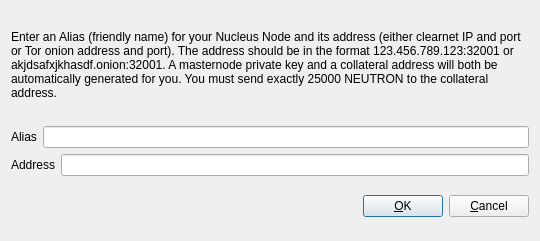
Old version of the form src/qt/forms/addeditadrenalinenode.ui in the repository neutroncoin/neutron.
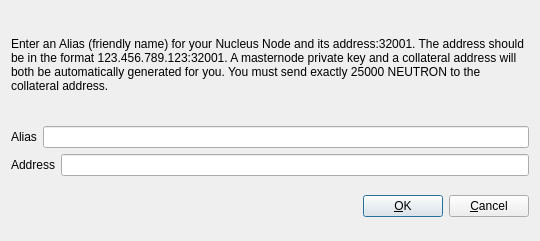
New version of the form.

Diff of the .ui file:
```diff
--- a/src/qt/forms/addeditadrenalinenode.ui
+++ b/src/qt/forms/addeditadrenalinenode.ui
@@ -34,7 +34,7 @@
         </sizepolicy>
        </property>
        <property name="text">
-        <string>&lt;html&gt;&lt;head/&gt;&lt;body&gt;&lt;p&gt;Enter an Alias (friendly name) for your Nucleus Node and its address (either clearnet IP and port or Tor onion address and port).  The address should be in the format 123.456.789.123:32001 or akjdsafxjkhasdf.onion:32001.  A masternode private key and a collateral address will both be automatically generated for you.  You must send exactly 25000 NEUTRON to the collateral address.&lt;/p&gt;&lt;/body&gt;&lt;/html&gt;</string>
+        <string>&lt;html&gt;&lt;head/&gt;&lt;body&gt;&lt;p&gt;Enter an Alias (friendly name) for your Nucleus Node and its address:32001.  The address should be in the format 123.456.789.123:32001.  A masternode private key and a collateral address will both be automatically generated for you.  You must send exactly 25000 NEUTRON to the collateral address.&lt;/p&gt;&lt;/body&gt;&lt;/html&gt;</string>
        </property>
        <property name="wordWrap">
         <bool>true</bool>
```
Left out of the diff: 2 changed lines with no effect on the pictures.
